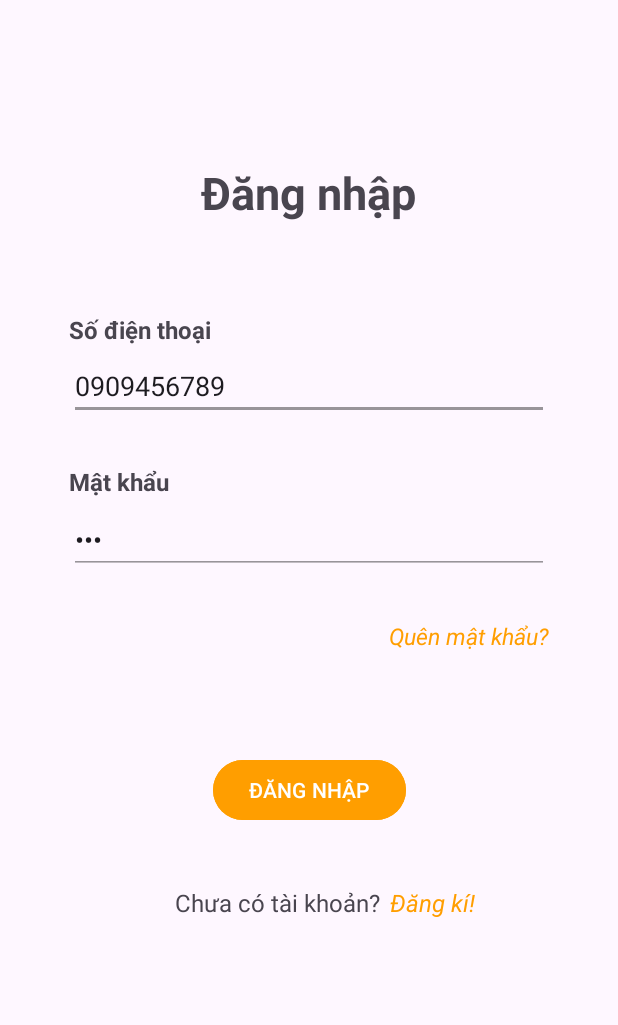
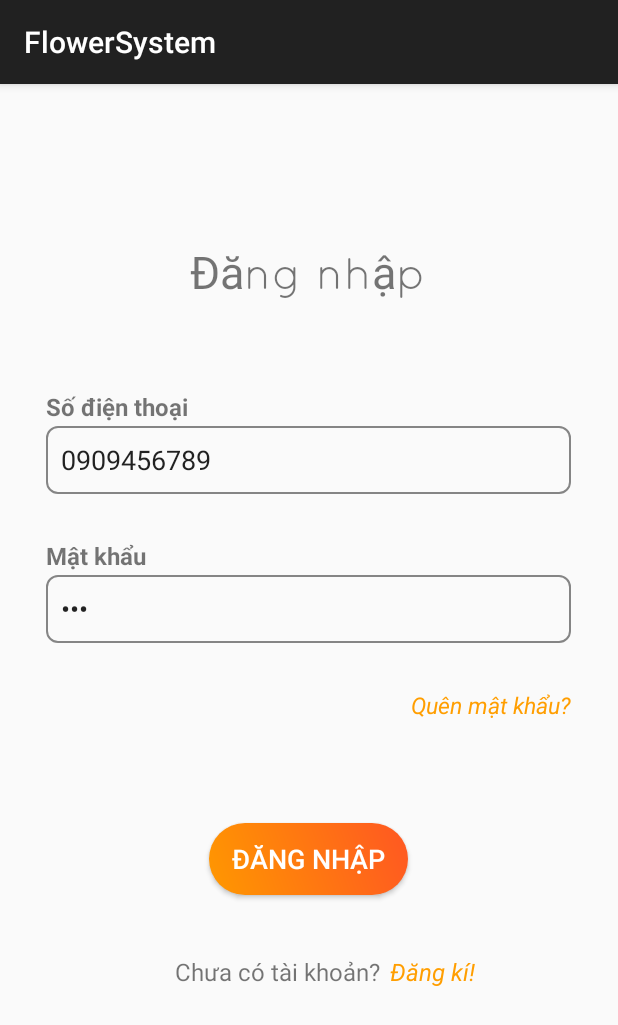
Before and after one commit to l3ths/FlowerSystem, an Android app: the screen it shows after launch (LoginActivity), on a phone screen of 412 x 824 dp. Shown: the top 1025 px of the screen. Run offline under Robolectric (Android 15) with nearby library versions, the phone set to English and light mode, and no system bars; libraries missing offline, so code that uses them is left out: retrofit2.converter.jackson.

Commit message:
update button custom

```diff
--- /dev/null
+++ b/app/src/main/java/com/example/flowersystem/custom_textview/QuicksandRegularTextView.java
@@ -0,0 +1,30 @@
+package com.example.flowersystem.custom_textview;
+
+import android.content.Context;
+import android.graphics.Typeface;
+import android.util.AttributeSet;
+
+import androidx.annotation.NonNull;
+import androidx.annotation.Nullable;
+import androidx.appcompat.widget.AppCompatTextView;
+
+public class QuicksandRegularTextView extends AppCompatTextView {
+    public QuicksandRegularTextView(@NonNull Context context) {
+        super(context);
+        setFontTextView();
+    }
+
+    public QuicksandRegularTextView(@NonNull Context context, @Nullable AttributeSet attrs) {
+        super(context, attrs);
+        setFontTextView();
+    }
+
+    public QuicksandRegularTextView(@NonNull Context context, @Nullable AttributeSet attrs, int defStyleAttr) {
+        super(context, attrs, defStyleAttr);
+        setFontTextView();
+    }
+    private void setFontTextView(){
+        Typeface typeface = Utils.getQuicksandTF(getContext());
+        setTypeface(typeface);
+    }
+}
--- /dev/null
+++ b/app/src/main/res/drawable/button_custom.xml
@@ -0,0 +1,15 @@
+<?xml version="1.0" encoding="utf-8"?>
+<shape xmlns:android="http://schemas.android.com/apk/res/android"
+    android:shape="rectangle">
+
+    <gradient
+        android:angle="45"
+        android:endColor="#FF5722"
+        android:startColor="#FF9800"
+        android:type="linear" />
+    <size android:height="20dp"
+        android:width="100dp" />
+
+    <corners android:radius="90dp"/>
+
+</shape>
--- a/app/src/main/res/layout/activity_cart.xml
+++ b/app/src/main/res/layout/activity_cart.xml
@@ -121,7 +121,8 @@
         android:id="@+id/btnOrder"
         android:layout_width="wrap_content"
         android:layout_height="wrap_content"
-        android:backgroundTint="#FF9E00"
+        android:background="@drawable/button_custom"
+        android:textColor="@color/white"
         android:text="ĐẶT HÀNG"
         android:layout_margin="10dp"
         app:layout_constraintBottom_toTopOf="@+id/linearLayout"
--- a/app/src/main/res/layout/activity_login.xml
+++ b/app/src/main/res/layout/activity_login.xml
@@ -8,10 +8,11 @@
 
     <EditText
         android:id="@+id/etPhone"
-        android:layout_width="320dp"
-        android:layout_height="wrap_content"
-        android:layout_marginTop="4dp"
-        android:backgroundTint="#66000000"
+        android:layout_width="350dp"
+        android:layout_height="45dp"
+        android:layout_marginTop="2dp"
+        android:background="@drawable/botron_edittext"
+        android:paddingLeft="10dp"
         android:text="0909456789"
         android:inputType="phone"
         app:layout_constraintEnd_toEndOf="@+id/textView2"
@@ -20,10 +21,11 @@
 
     <EditText
         android:id="@+id/etPassword"
-        android:layout_width="320dp"
-        android:layout_height="wrap_content"
-        android:layout_marginTop="5dp"
-        android:backgroundTint="#66000000"
+        android:layout_width="350dp"
+        android:layout_height="45dp"
+        android:layout_marginTop="2dp"
+        android:background="@drawable/botron_edittext"
+        android:paddingLeft="10dp"
         android:ems="10"
         android:text="123"
         android:inputType="textPassword"
@@ -36,7 +38,11 @@
         android:layout_width="wrap_content"
         android:layout_height="wrap_content"
         android:layout_marginTop="120dp"
-        android:backgroundTint="#FF9E00"
+        android:background="@drawable/button_custom"
+        android:textColor="@color/white"
+        android:textSize="18dp"
+        android:paddingLeft="15dp"
+        android:paddingRight="15dp"
         android:text="ĐĂNG NHẬP"
         app:layout_constraintEnd_toEndOf="@+id/etPassword"
         app:layout_constraintStart_toStartOf="@+id/etPassword"
@@ -82,7 +88,20 @@
         app:layout_constraintEnd_toEndOf="@+id/etPassword"
         app:layout_constraintTop_toTopOf="@+id/etPassword" />
 
-    <TextView
+<!--    <TextView-->
+<!--        android:id="@+id/textView2"-->
+<!--        android:layout_width="wrap_content"-->
+<!--        android:layout_height="wrap_content"-->
+<!--        android:layout_marginTop="108dp"-->
+<!--        android:text="Đăng nhập"-->
+<!--        android:textSize="30dp"-->
+<!--        android:textStyle="bold"-->
+<!--        app:layout_constraintEnd_toEndOf="parent"-->
+<!--        app:layout_constraintHorizontal_bias="0.498"-->
+<!--        app:layout_constraintStart_toStartOf="parent"-->
+<!--        app:layout_constraintTop_toTopOf="parent" />-->
+
+    <com.example.flowersystem.custom_textview.QuicksandRegularTextView
         android:id="@+id/textView2"
         android:layout_width="wrap_content"
         android:layout_height="wrap_content"
@@ -93,8 +112,9 @@
         app:layout_constraintEnd_toEndOf="parent"
         app:layout_constraintHorizontal_bias="0.498"
         app:layout_constraintStart_toStartOf="parent"
-        app:layout_constraintTop_toTopOf="parent" />
+        app:layout_constraintTop_toTopOf="parent">
 
+    </com.example.flowersystem.custom_textview.QuicksandRegularTextView>
     <TextView
         android:id="@+id/textView5"
         android:layout_width="wrap_content"
--- a/app/src/main/res/values/themes.xml
+++ b/app/src/main/res/values/themes.xml
@@ -1,6 +1,6 @@
 <resources xmlns:tools="http://schemas.android.com/tools">
     <!-- Base application theme. -->
-    <style name="Base.Theme.FlowerSystem" parent="Theme.Material3.DayNight.NoActionBar">
+    <style name="Base.Theme.FlowerSystem" parent="Theme.AppCompat.Light.DarkActionBar">
         <!-- Customize your light theme here. -->
         <!-- <item name="colorPrimary">@color/my_light_primary</item> -->
     </style>
```
Also changed, not shown: app/src/main/res/layout/activity_profile.xml (+19 -13 lines).
